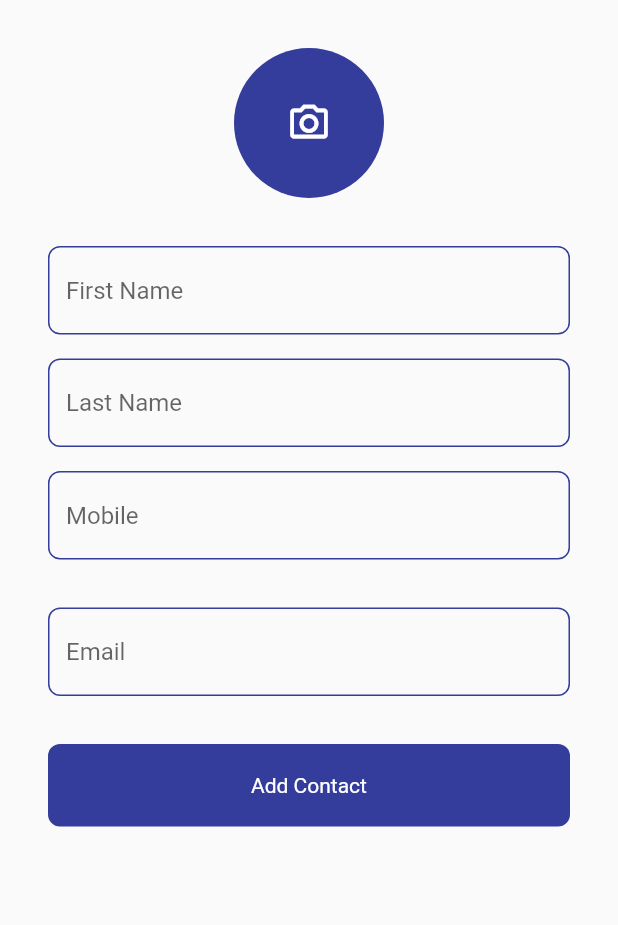
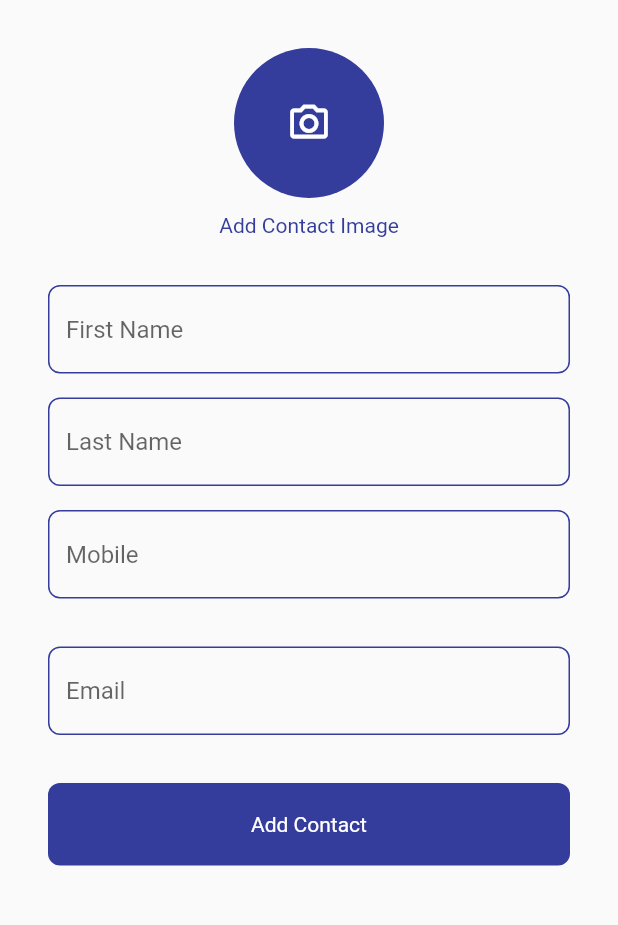
Before and after one commit to hebamahdy/contacts, a Flutter app: the screen it shows after launch, after a tap on "Add Contact", on a phone screen of 412 x 824 dp, the part 75-1000 px from its top. Run offline on Flutter 3.47's test engine with Material 2 defaults, Android fonts, the phone set to English and light mode, and no system bars; our stand-ins replace image_picker.

Commit message:
Editing Contact Photo and changing status bar background color

```diff
--- a/lib/MyAppState.dart
+++ b/lib/MyAppState.dart
@@ -33,8 +33,7 @@ class MyAppState extends ChangeNotifier  {
     contacts[index].mobile=contact.mobile;
 
     contacts[index].email=contact.email;
-    contacts[index].image=_imagePath;
-    _imagePath="";
+    contacts[index].image=contact.image;
     notifyListeners();
 
   }
--- a/lib/main.dart
+++ b/lib/main.dart
@@ -5,9 +5,16 @@ import 'package:contacts/widgets/contscts_list.dart';
 import 'package:contacts/widgets/drawer_widget.dart';
 import 'package:contacts/widgets/no_contacts_widget.dart';
 import 'package:flutter/material.dart';
+import 'package:flutter/services.dart';
 import 'package:provider/provider.dart';
 
 void main() {
+
+  SystemChrome.setSystemUIOverlayStyle(
+    const SystemUiOverlayStyle(
+      statusBarColor: kPrimaryColor,
+    ),
+  );
   runApp(const MyContactApp());
 }
 
--- a/lib/widgets/add_contact_image.dart
+++ b/lib/widgets/add_contact_image.dart
@@ -56,11 +56,10 @@ class _AddContactImageState extends State<AddContactImage> {
        await getImage();
 
       },
-      child: Row(
+      child: Column(
         mainAxisAlignment: MainAxisAlignment.center,
         children: [
-
-
+          file==null?
           Container(
             width: 100,
             height: 100,
@@ -74,11 +73,9 @@ class _AddContactImageState extends State<AddContactImage> {
                   color: Colors.white,
               size: 30,
             ),),
-          ),
-          if(file!=null)
-            Padding(
-              padding: const EdgeInsets.fromLTRB(10,0,0,0),
-              child: SizedBox(
+          ):
+
+            SizedBox(
               width: 100,
               height: 100,
               child: ClipRRect(
@@ -86,7 +83,8 @@ class _AddContactImageState extends State<AddContactImage> {
                 child: Image.file(file!,fit: BoxFit.cover,),
               ),
             ),
-            )
+         const SizedBox(height: 10,),
+         file==null?const Text("Add Contact Image",style: TextStyle(color: kPrimaryColor),):const Text("Edit Contact Image",style: TextStyle(color: kPrimaryColor),)
         ],
       ),
     )
--- a/lib/widgets/contact_item.dart
+++ b/lib/widgets/contact_item.dart
@@ -61,7 +61,7 @@ class ContactItem extends StatelessWidget {
             },
             icon: const Icon(
               Icons.mode_edit,
-              color: Colors.black,
+              color: kPrimaryColor,
               size: 30,
             ),
           ),
@@ -71,7 +71,7 @@ class ContactItem extends StatelessWidget {
            },
             icon: const Icon(
               Icons.delete,
-              color: Colors.black,
+              color: kPrimaryColor,
               size: 30,
             ),
           )
--- a/lib/widgets/drawer_widget.dart
+++ b/lib/widgets/drawer_widget.dart
@@ -31,7 +31,7 @@ class DrawerWidget extends StatelessWidget {
           ],
         ),
          ListTile(title: const Text("Home"),
-          leading: const Icon(Icons.home),
+          leading: const Icon(Icons.home,size: 30,color: kPrimaryColor,),
           onTap: (){
             Navigator.push(
               context,
@@ -42,7 +42,7 @@ class DrawerWidget extends StatelessWidget {
           },
         ),
         ListTile(title: const Text("Add Contact"),
-          leading: const Icon(Icons.add_circle_outline_outlined),
+          leading: const Icon(Icons.add_circle_outline_outlined,size: 30,color: kPrimaryColor,),
           onTap: (){
             Navigator.push(
               context,
@@ -53,7 +53,7 @@ class DrawerWidget extends StatelessWidget {
           },
         ),
         ListTile(title: const Text("About Us"),
-          leading: const Icon(Icons.info_outlined),
+          leading: const Icon(Icons.info_outlined,size: 30,color: kPrimaryColor,),
           onTap: (){
             Navigator.push(
               context,
```
Also changed, not shown: lib/widgets/edit_contact_form.dart (+98 -11 lines). Lines whose indentation alone changed are shown as unchanged.
